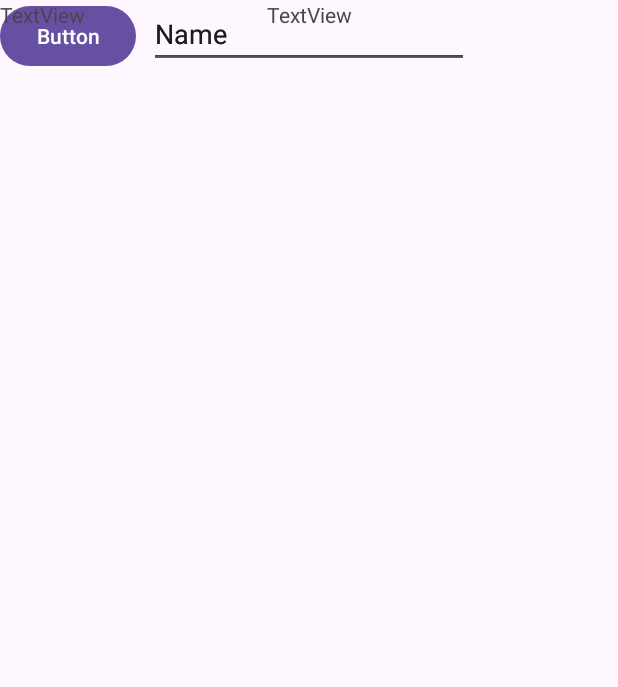
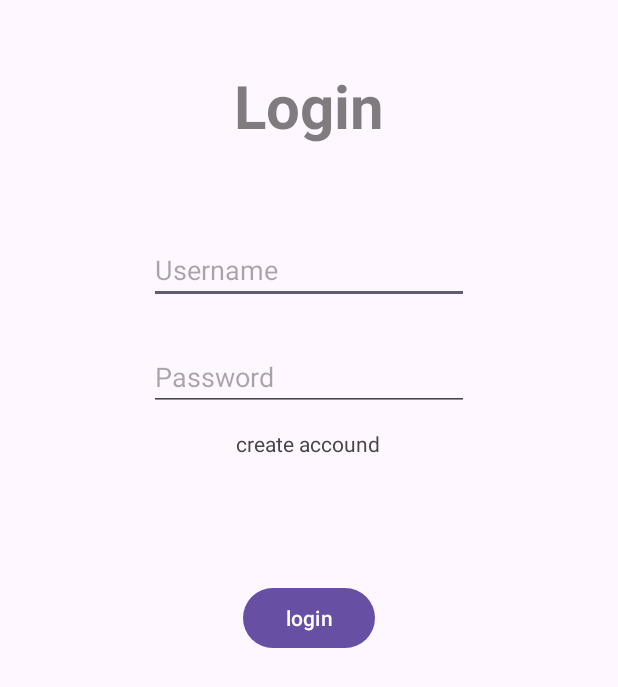
Before and after one commit to boudewijn010/android-studio, an Android app: the screen it shows after launch (LoginActivity), on a phone screen of 412 x 824 dp. Shown: the top 687 px of the screen. Run offline under Robolectric (Android 15) with nearby library versions, the phone set to English and light mode, and no system bars.

Commit message:
weer een nieuw project

```diff
--- a/app/src/main/res/layout/activity_login.xml
+++ b/app/src/main/res/layout/activity_login.xml
@@ -5,55 +5,69 @@
     android:id="@+id/main"
     android:layout_width="match_parent"
     android:layout_height="match_parent"
+    android:background="#00000000"
     tools:context=".LoginActivity">
 
+
     <TextView
-        android:id="@+id/textView"
+        android:id="@+id/tvTitleLogin"
         android:layout_width="wrap_content"
         android:layout_height="wrap_content"
-        android:text="TextView"
+        android:layout_marginTop="43dp"
+        android:text="Login"
+        android:textSize="40sp"
+        android:textStyle="bold"
+        android:textColor="#80000000"
         app:layout_constraintEnd_toEndOf="parent"
         app:layout_constraintHorizontal_bias="0.5"
         app:layout_constraintStart_toStartOf="parent"
-        tools:layout_editor_absoluteY="43dp" />
+        app:layout_constraintTop_toTopOf="parent" />
 
     <EditText
-        android:id="@+id/editTextText"
+        android:id="@+id/etLoginUsername"
         android:layout_width="wrap_content"
         android:layout_height="wrap_content"
+        android:layout_marginTop="60dp"
         android:ems="10"
+        android:hint="Username"
         android:inputType="text"
-        android:text="Name"
         app:layout_constraintEnd_toEndOf="parent"
         app:layout_constraintHorizontal_bias="0.5"
         app:layout_constraintStart_toStartOf="parent"
-        tools:layout_editor_absoluteY="122dp" />
+        app:layout_constraintTop_toBottomOf="@+id/tvTitleLogin" />
 
     <EditText
-        android:id="@+id/editTextText2"
+        android:id="@+id/etloginPassword"
         android:layout_width="wrap_content"
         android:layout_height="wrap_content"
+        android:layout_marginTop="26dp"
         android:ems="10"
-        android:inputType="text"
-        android:text="Name"
+        android:hint="Password"
+        android:inputType="textPassword"
         app:layout_constraintEnd_toEndOf="parent"
         app:layout_constraintHorizontal_bias="0.5"
         app:layout_constraintStart_toStartOf="parent"
-        tools:layout_editor_absoluteY="193dp" />
+        app:layout_constraintTop_toBottomOf="@+id/etLoginUsername" />
 
     <Button
-        android:id="@+id/button"
+        android:id="@+id/btLogin"
         android:layout_width="wrap_content"
         android:layout_height="wrap_content"
-        android:text="Button"
-        tools:layout_editor_absoluteX="162dp"
-        tools:layout_editor_absoluteY="343dp" />
+        android:text="login"
+        app:layout_constraintBottom_toBottomOf="parent"
+        app:layout_constraintEnd_toEndOf="parent"
+        app:layout_constraintHorizontal_bias="0.5"
+        app:layout_constraintStart_toStartOf="parent"
+        app:layout_constraintTop_toTopOf="parent" />
 
     <TextView
-        android:id="@+id/textView2"
+        android:id="@+id/tvMaakaccountaan"
         android:layout_width="wrap_content"
         android:layout_height="wrap_content"
-        android:text="TextView"
-        tools:layout_editor_absoluteX="176dp"
-        tools:layout_editor_absoluteY="76dp" />
+        android:layout_marginTop="12dp"
+        android:text="create accound"
+        app:layout_constraintEnd_toEndOf="parent"
+        app:layout_constraintHorizontal_bias="0.498"
+        app:layout_constraintStart_toStartOf="parent"
+        app:layout_constraintTop_toBottomOf="@+id/etloginPassword" />
 </androidx.constraintlayout.widget.ConstraintLayout>
```
